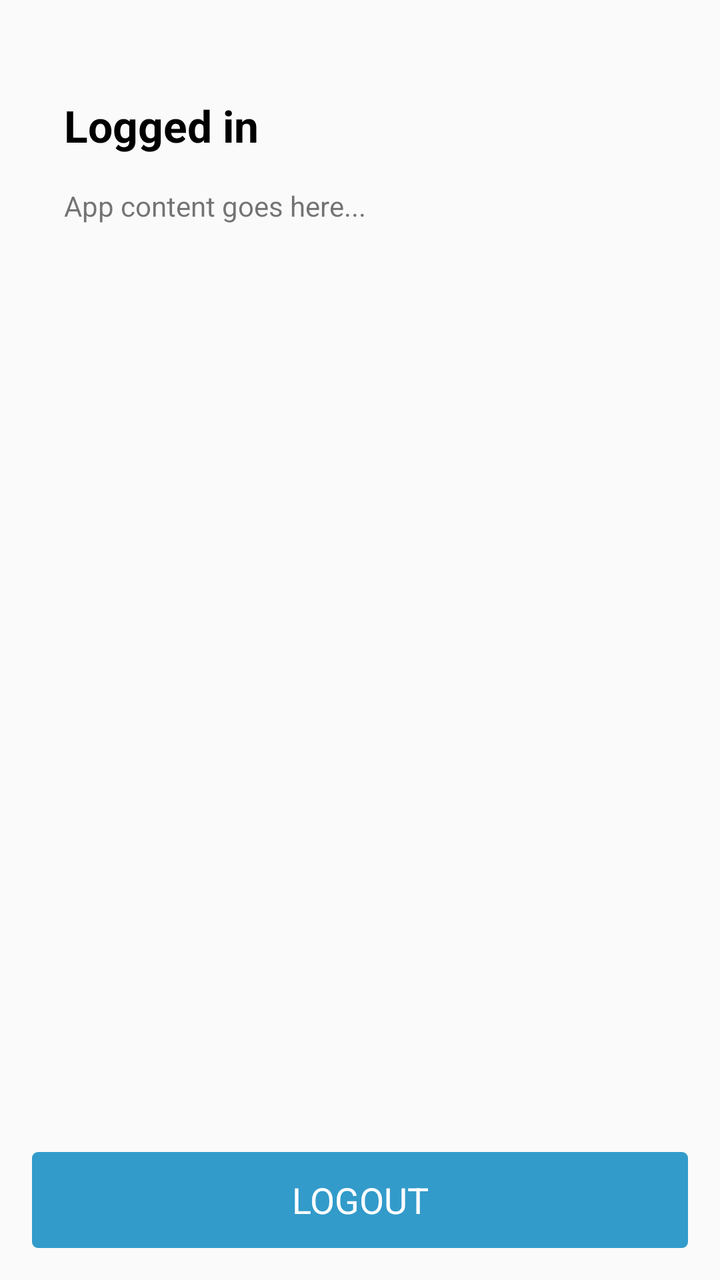
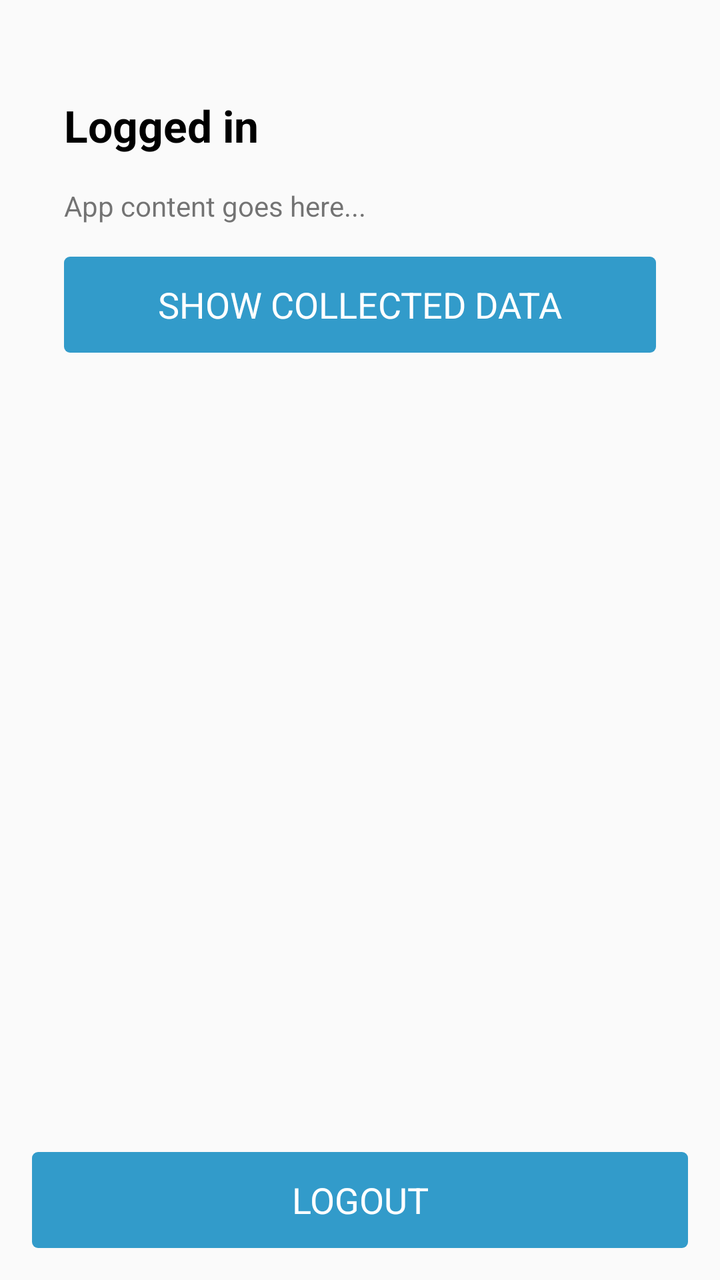

An Android layout rendered at two revisions. The XML below is the earlier revision; the diff shows what the commit changed to produce the second picture.
<!-- AndroidManifest.xml: application theme AppTheme -->
<!-- res/layout/activity_main.xml -->
<?xml version="1.0" encoding="utf-8"?>
<androidx.constraintlayout.widget.ConstraintLayout xmlns:android="http://schemas.android.com/apk/res/android"
    xmlns:app="http://schemas.android.com/apk/res-auto"
    xmlns:tools="http://schemas.android.com/tools"
    android:layout_width="match_parent"
    android:layout_height="match_parent"
    tools:context=".activities.MainActivity">

    <androidx.core.widget.NestedScrollView
        android:id="@+id/scroll_view"
        android:layout_width="match_parent"
        android:layout_height="match_parent"
        android:layout_margin="@dimen/field_margin"
        app:layout_constraintTop_toTopOf="parent"
        app:layout_constraintStart_toStartOf="parent"
        app:layout_constraintBottom_toTopOf="@id/logout_button"
        android:fillViewport="true" >

        <androidx.appcompat.widget.LinearLayoutCompat
            android:layout_width="match_parent"
            android:layout_height="match_parent"
            android:layout_margin="@dimen/field_margin"
            android:orientation="vertical" >

            <com.google.android.material.textview.MaterialTextView
                android:id="@+id/logged_text"
                android:layout_width="match_parent"
                android:layout_height="wrap_content"
                android:layout_marginTop="@dimen/field_margin"
                android:layout_marginBottom="@dimen/field_margin"
                android:text="Logged in"
                android:textAppearance="@android:style/TextAppearance.Large"
                android:textColor="@android:color/black"
                android:textStyle="bold" />

            <com.google.android.material.textview.MaterialTextView
                android:layout_width="match_parent"
                android:layout_height="wrap_content"
                android:text="App content goes here..." />

        </androidx.appcompat.widget.LinearLayoutCompat>

    </androidx.core.widget.NestedScrollView>

    <androidx.appcompat.widget.AppCompatButton
        android:id="@+id/logout_button"
        android:layout_width="match_parent"
        android:layout_height="wrap_content"
        style="@style/PrimaryButton.Inverse"
        android:layout_margin="@dimen/field_margin"
        android:text="Logout"
        app:layout_constraintBottom_toBottomOf="parent"
        app:layout_constraintEnd_toEndOf="parent" />

</androidx.constraintlayout.widget.ConstraintLayout>
<!-- resources referenced by this layout -->
<resources>
  <dimen name="field_margin">16dp</dimen>
  <style name="PrimaryButton.Inverse" parent="Widget.AppCompat.Button.Borderless">
          <item name="android:background">@drawable/button_inverse</item>
          <item name="android:layout_marginTop">@dimen/field_margin</item>
          <item name="android:textColor">@drawable/button_text_color_inverse</item>
          <item name="android:padding">8dp</item>
          <item name="android:textAppearance">@android:style/TextAppearance.Medium</item>
          <item name="android:textAllCaps">true</item>
      </style>
  <style name="AppTheme" parent="Theme.AppCompat.Light.DarkActionBar">
          
          <item name="colorPrimary">@color/colorPrimary</item>
          <item name="colorPrimaryDark">@color/colorPrimaryDark</item>
          <item name="colorAccent">@color/colorAccent</item>
      </style>
  <!-- drawable button_inverse (drawable) -->
  <?xml version="1.0" encoding="utf-8"?>
  <selector xmlns:android="http://schemas.android.com/apk/res/android">
      <item android:state_pressed="true">
          <shape>
              <solid android:color="@color/white" />
              <corners android:radius="3dp" />
              <padding android:bottom="8dp" android:left="8dp" android:right="8dp" android:top="8dp" />
          </shape>
      </item>
      <item>
          <shape>
              <solid android:color="@color/behavioBlue" />
              <corners android:radius="3dp" />
              <padding android:bottom="8dp" android:left="8dp" android:right="8dp" android:top="8dp" />
          </shape>
      </item>
  </selector>
  <!-- drawable button_text_color_inverse (drawable) -->
  <?xml version="1.0" encoding="utf-8"?>
  <selector xmlns:android="http://schemas.android.com/apk/res/android">
      <item android:state_pressed="true" android:color="@color/colorPrimary" />
      <item android:color="@color/white" />
  </selector>
  <color name="colorPrimary">#329bca</color>
  <color name="colorPrimaryDark">#2f7092</color>
  <color name="colorAccent">#329bca</color>
  <color name="white">#FFFFFFFF</color>
  <color name="behavioBlue">#329bca</color>
</resources>

<!-- the commit's change to res/layout/activity_main.xml (unified diff, before → after) -->
@@ -38,6 +38,22 @@
                 android:layout_height="wrap_content"
                 android:text="App content goes here..." />
 
+            <androidx.appcompat.widget.AppCompatButton
+                android:id="@+id/show_data_button"
+                android:layout_width="match_parent"
+                android:layout_height="wrap_content"
+                android:layout_marginTop="@dimen/field_margin"
+                android:text="Show Collected Data"
+                style="@style/PrimaryButton.Inverse" />
+
+            <TextView
+                android:id="@+id/data_summary_text"
+                android:layout_width="match_parent"
+                android:layout_height="wrap_content"
+                android:layout_marginTop="@dimen/field_margin"
+                android:fontFamily="monospace"
+                android:textSize="14sp" />
+
         </androidx.appcompat.widget.LinearLayoutCompat>
 
     </androidx.core.widget.NestedScrollView>
